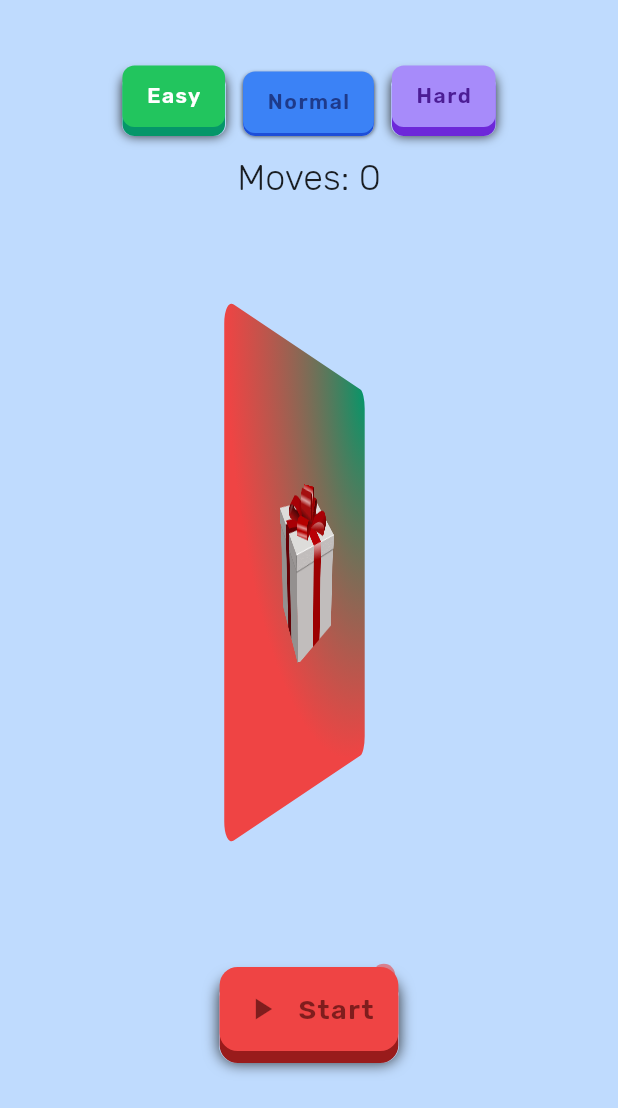
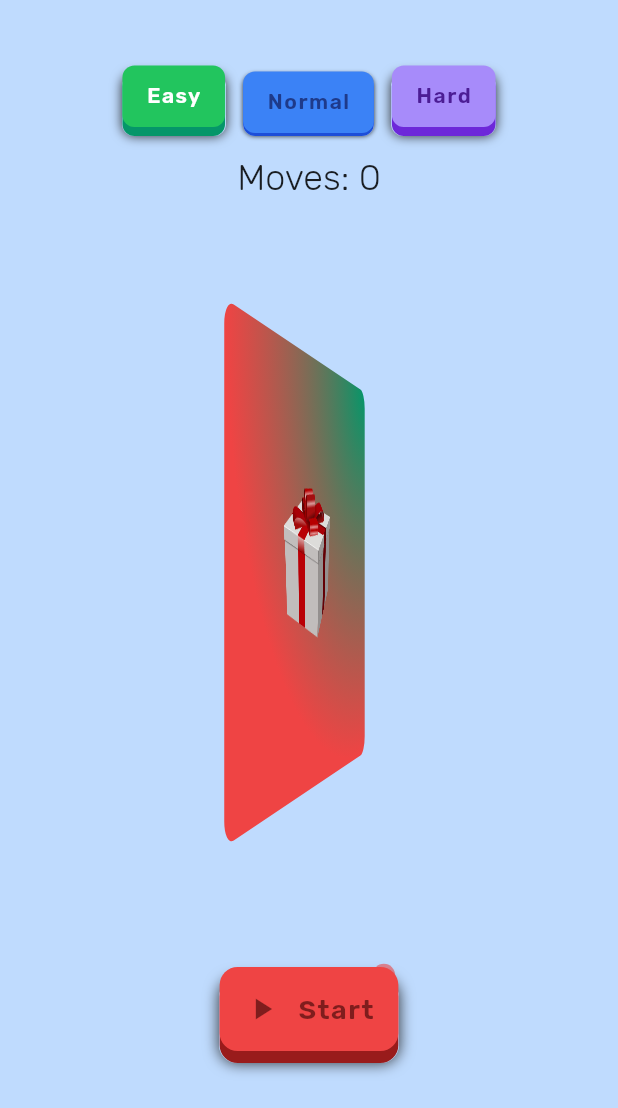
Before and after one commit to mivoligo/portal_puzzle, a Flutter app: the screen it shows after launch, after a tap on "Easy", on a phone screen of 412 x 824 dp, the part 128-1236 px from its top. Run offline on Flutter 3.47's test engine with Material 2 defaults, Android fonts, the phone set to English and light mode, and no system bars; our stand-ins replace confetti.

Commit message:
Use only one board back

```diff
--- a/lib/game_board.dart
+++ b/lib/game_board.dart
@@ -26,11 +26,12 @@ class _GameBoardState extends State<GameBoard> {
 
   @override
   Widget build(BuildContext context) {
-    final status = context.watch<GameModel>().status;
-    final gridSize = context.watch<GameModel>().gridSize;
+    final status = context.select<GameModel, Status>((model) => model.status);
+    final gridSize = context.select<GameModel, int>((model) => model.gridSize);
     final boxes = context.watch<GameBoardModel>().boxes;
     double boardSize = widget.parentSize;
-    final boardColor = context.watch<GameModel>().boardColor;
+    final boardColor =
+        context.select<GameModel, Color>((model) => model.boardColor);
 
     double percentX = (localX / boardSize) * 100;
     double percentY = (localY / boardSize) * 100;
@@ -69,9 +70,7 @@ class _GameBoardState extends State<GameBoard> {
                     Radius.circular(boardSize * 0.05),
                   ),
                 ),
-                child: status == Status.finished
-                    ? const AnimatedBoardBack()
-                    : const BoardBack(),
+                child: const AnimatedBoardBack(),
               ),
               front: AnimatedContainer(
                 clipBehavior: Clip.antiAlias,
--- a/lib/widgets/animated_board_back.dart
+++ b/lib/widgets/animated_board_back.dart
@@ -1,6 +1,8 @@
 import 'package:confetti/confetti.dart';
 import 'package:flutter/material.dart';
+import 'package:provider/provider.dart';
 
+import '../models/models.dart';
 import 'widgets.dart';
 
 class AnimatedBoardBack extends StatefulWidget {
@@ -30,15 +32,19 @@ class _AnimatedBoardBackState extends State<AnimatedBoardBack> {
 
   @override
   Widget build(BuildContext context) {
+    final status = context.select<GameModel, Status>((model) => model.status);
+
     return GestureDetector(
-      onTap: () => setState(() {
+      onTap: status == Status.finished
+          ? () => setState(() {
                 tapped = !tapped;
                 if (tapped) {
                   _confettiController.play();
                 } else {
                   _confettiController.stop();
                 }
-      }),
+              })
+          : null,
       child: FractionallySizedBox(
         widthFactor: 0.4,
         heightFactor: 0.4,
--- a/lib/widgets/board_back.dart
+++ /dev/null
@@ -1,17 +0,0 @@
-import 'package:flutter/material.dart';
-
-class BoardBack extends StatelessWidget {
-  const BoardBack({Key? key}) : super(key: key);
-
-  @override
-  Widget build(BuildContext context) {
-    return FractionallySizedBox(
-      widthFactor: 0.4,
-      heightFactor: 0.4,
-      child: Image.asset(
-        'assets/images/gift.png',
-        fit: BoxFit.cover,
-      ),
-    );
-  }
-}
--- a/lib/widgets/widgets.dart
+++ b/lib/widgets/widgets.dart
@@ -2,7 +2,6 @@ export 'animated_board.dart';
 export 'animated_board_back.dart';
 export 'animated_tile.dart';
 export 'app_title.dart';
-export 'board_back.dart';
 export 'bubbles.dart';
 export 'confetti_machine.dart';
 export 'difficulty_selector.dart';
```
Also changed, not shown: assets/images/gift.png (deleted). Lines whose indentation alone changed are shown as unchanged.
